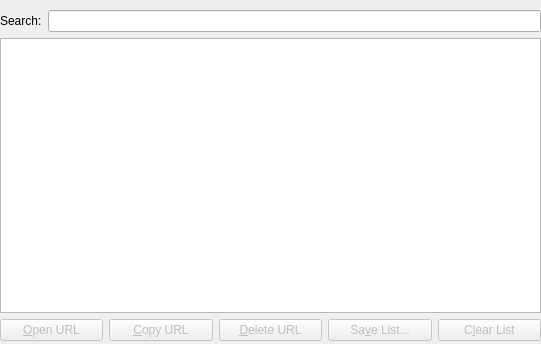
KDE/konversation, file src/urlcatcherui.ui: the form before one commit.
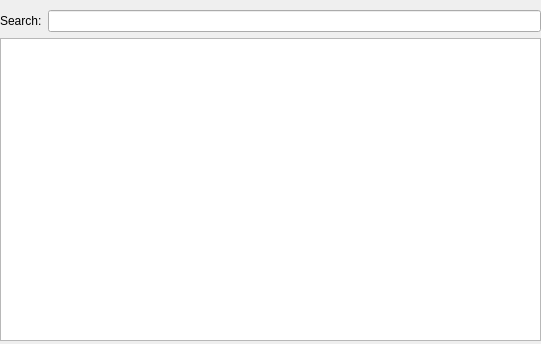
The form after the commit. Custom widgets are drawn as their Qt base class.

Commit message: Toolbar-ify url catcher.

```diff
--- a/src/urlcatcherui.ui
+++ b/src/urlcatcherui.ui
@@ -59,76 +59,6 @@
       </property>
      </widget>
     </item>
-    <item row="2" column="0" colspan="3">
-     <layout class="QHBoxLayout" name="horizontalLayout_2">
-      <item>
-       <widget class="QPushButton" name="m_openBtn">
-        <property name="enabled">
-         <bool>false</bool>
-        </property>
-        <property name="whatsThis">
-         <string>&lt;p&gt;Select a &lt;b&gt;URL&lt;/b&gt; above, then click this button to launch the application associated with the mimetype of the URL.&lt;/p&gt;
-&lt;p&gt;In the &lt;b&gt;Settings&lt;/b&gt;, under &lt;b&gt;Behavior&lt;/b&gt; | &lt;b&gt;General&lt;/b&gt;, you can specify a custom web browser for web URLs.&lt;/p&gt;</string>
-        </property>
-        <property name="text">
-         <string>&amp;Open URL</string>
-        </property>
-       </widget>
-      </item>
-      <item>
-       <widget class="QPushButton" name="m_copyBtn">
-        <property name="enabled">
-         <bool>false</bool>
-        </property>
-        <property name="whatsThis">
-         <string>Select a &lt;b&gt;URL&lt;/b&gt; above, then click this button to copy the URL to the clipboard.</string>
-        </property>
-        <property name="text">
-         <string>&amp;Copy URL</string>
-        </property>
-       </widget>
-      </item>
-      <item>
-       <widget class="QPushButton" name="m_deleteBtn">
-        <property name="enabled">
-         <bool>false</bool>
-        </property>
-        <property name="whatsThis">
-         <string>Select a &lt;b&gt;URL&lt;/b&gt; above, then click this button to delete the URL from the list.</string>
-        </property>
-        <property name="text">
-         <string>&amp;Delete URL</string>
-        </property>
-       </widget>
-      </item>
-      <item>
-       <widget class="QPushButton" name="m_saveBtn">
-        <property name="enabled">
-         <bool>false</bool>
-        </property>
-        <property name="whatsThis">
-         <string>Click to save the entire list to a file.</string>
-        </property>
-        <property name="text">
-         <string>Sa&amp;ve List...</string>
-        </property>
-       </widget>
-      </item>
-      <item>
-       <widget class="QPushButton" name="m_clearBtn">
-        <property name="enabled">
-         <bool>false</bool>
-        </property>
-        <property name="whatsThis">
-         <string>Click to erase the entire list.</string>
-        </property>
-        <property name="text">
-         <string>C&amp;lear List</string>
-        </property>
-       </widget>
-      </item>
-     </layout>
-    </item>
    </layout>
   </widget>
  </widget>
```
The commit also changes 2 other files.
